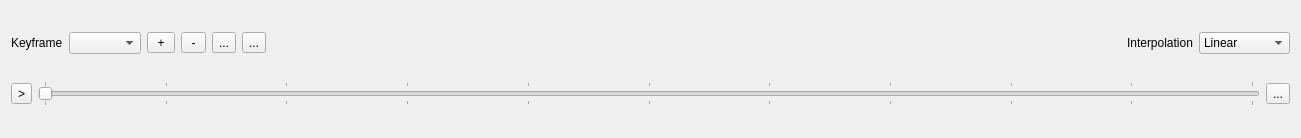
This is src/ui/3d/animation3dwidget.ui in qgis/QGIS as Qt 5 draws it before an edit. The edited form follows.
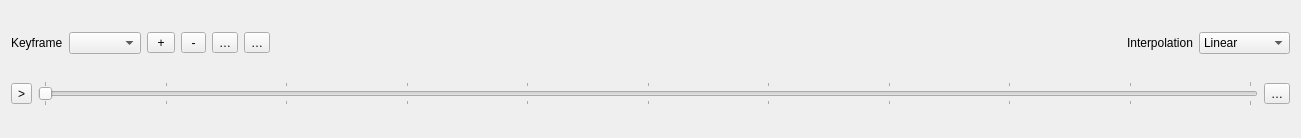
This is the edited form.

```diff
--- a/src/ui/3d/animation3dwidget.ui
+++ b/src/ui/3d/animation3dwidget.ui
@@ -52,7 +52,7 @@
         <string>Edit keyframe</string>
        </property>
        <property name="text">
-        <string>...</string>
+        <string>…</string>
        </property>
       </widget>
      </item>
@@ -62,7 +62,7 @@
         <string>Duplicate keyframe</string>
        </property>
        <property name="text">
-        <string>...</string>
+        <string>…</string>
        </property>
       </widget>
      </item>
@@ -268,7 +268,7 @@
         <string>Repeat</string>
        </property>
        <property name="text">
-        <string>...</string>
+        <string>…</string>
        </property>
       </widget>
      </item>
```
